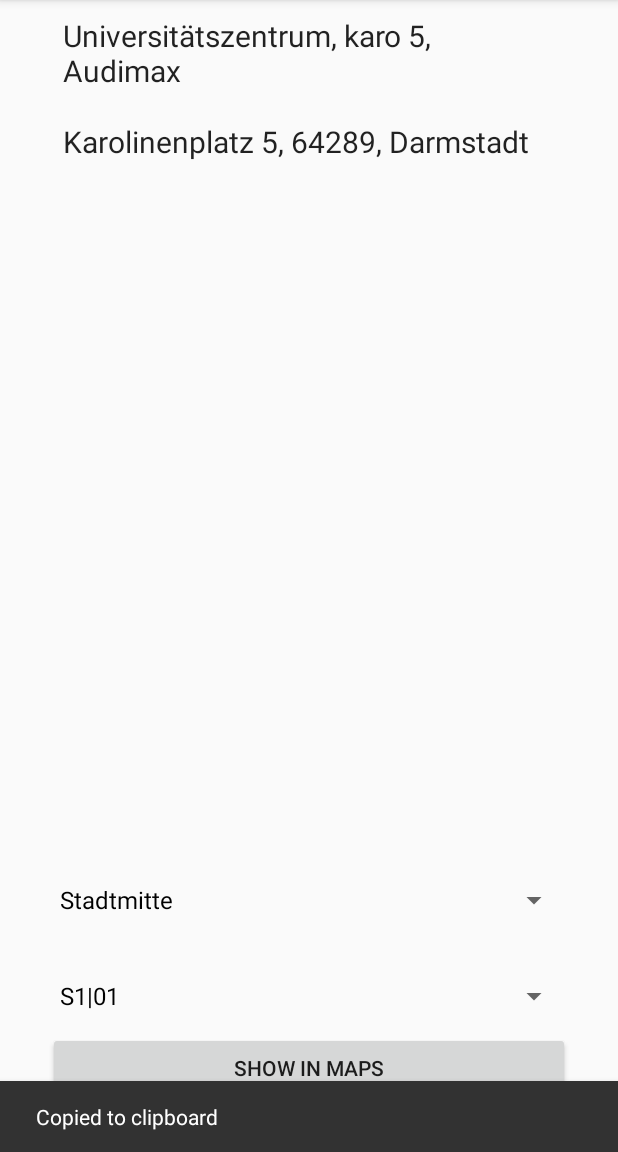
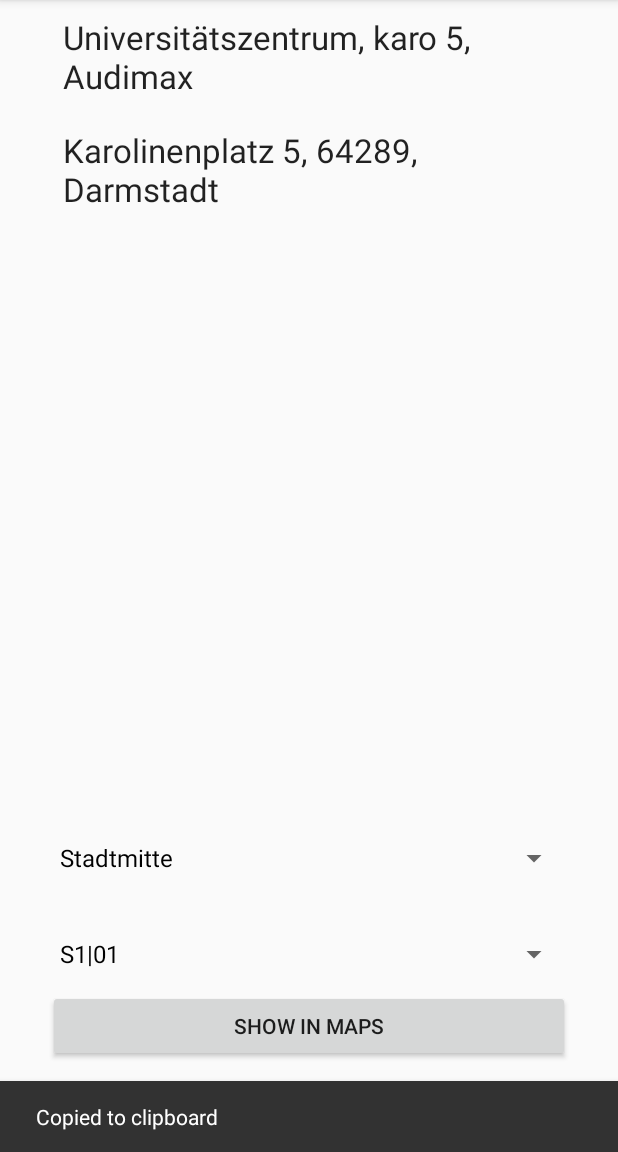
Before and after one commit to ndts55/tud-rooms, an Android app: the screen it shows after launch (MainActivity), after a tap on "Karolinenplatz 5, 64289, Darmstadt", on a phone screen of 412 x 824 dp, the part 84-1236 px from its top. Run offline under Robolectric (Android 15) with nearby library versions, the phone set to English and light mode, and no system bars; 1 other tap on this screen came first.

Commit message:
snackbar no longer covers button and larger text size

```diff
--- a/app/src/main/java/foss/ndts/tudrooms/MainActivity.java
+++ b/app/src/main/java/foss/ndts/tudrooms/MainActivity.java
@@ -96,6 +96,13 @@ public class MainActivity extends AppCompatActivity {
 
     private void initializeLocationNameView() {
         nameView = findViewById(R.id.location_name);
+        nameView.setOnClickListener(new View.OnClickListener() {
+            @Override
+            public void onClick(View view) {
+                copyToClipboard(((TextView) view).getText());
+                Snackbar.make(view, getString(R.string.copied_snack), Snackbar.LENGTH_SHORT).show();
+            }
+        });
     }
 
     private void initializeLocationAddressView() {
@@ -103,13 +110,7 @@ public class MainActivity extends AppCompatActivity {
         addressView.setOnClickListener(new View.OnClickListener() {
             @Override
             public void onClick(View view) {
-                ClipboardManager cm = (ClipboardManager) getSystemService(Context.CLIPBOARD_SERVICE);
-                if (cm == null) {
-                    return;
-                }
-                cm.setPrimaryClip(
-                        ClipData.newPlainText(TAG, ((TextView) view).getText())
-                );
+                copyToClipboard(((TextView) view).getText());
                 Snackbar.make(view, getString(R.string.copied_snack), Snackbar.LENGTH_SHORT).show();
             }
         });
@@ -188,4 +189,12 @@ public class MainActivity extends AppCompatActivity {
             }
         });
     }
+
+    private void copyToClipboard(CharSequence text) {
+        ClipboardManager cm = (ClipboardManager) getSystemService(Context.CLIPBOARD_SERVICE);
+        if (cm == null) {
+            return;
+        }
+        cm.setPrimaryClip(ClipData.newPlainText(TAG, text));
+    }
 }
--- a/app/src/main/res/layout/activity_main.xml
+++ b/app/src/main/res/layout/activity_main.xml
@@ -47,7 +47,7 @@
         android:layout_marginTop="?attr/actionBarSize"
         android:layout_marginEnd="@dimen/ll_margin"
         android:layout_marginRight="@dimen/ll_margin"
-        android:layout_marginBottom="@dimen/ll_margin"
+        android:layout_marginBottom="@dimen/bottom_margin"
         android:orientation="vertical">
 
         <include
--- a/app/src/main/res/values/dimens.xml
+++ b/app/src/main/res/values/dimens.xml
@@ -2,6 +2,7 @@
     <dimen name="fab_margin">16dp</dimen>
     <dimen name="ll_margin">32dp</dimen>
     <dimen name="sp_margin">20dp</dimen>
-    <dimen name="text_size">20sp</dimen>
+    <dimen name="text_size">22sp</dimen>
     <dimen name="text_padding">10dp</dimen>
+    <dimen name="bottom_margin">60dp</dimen>
 </resources>
```
